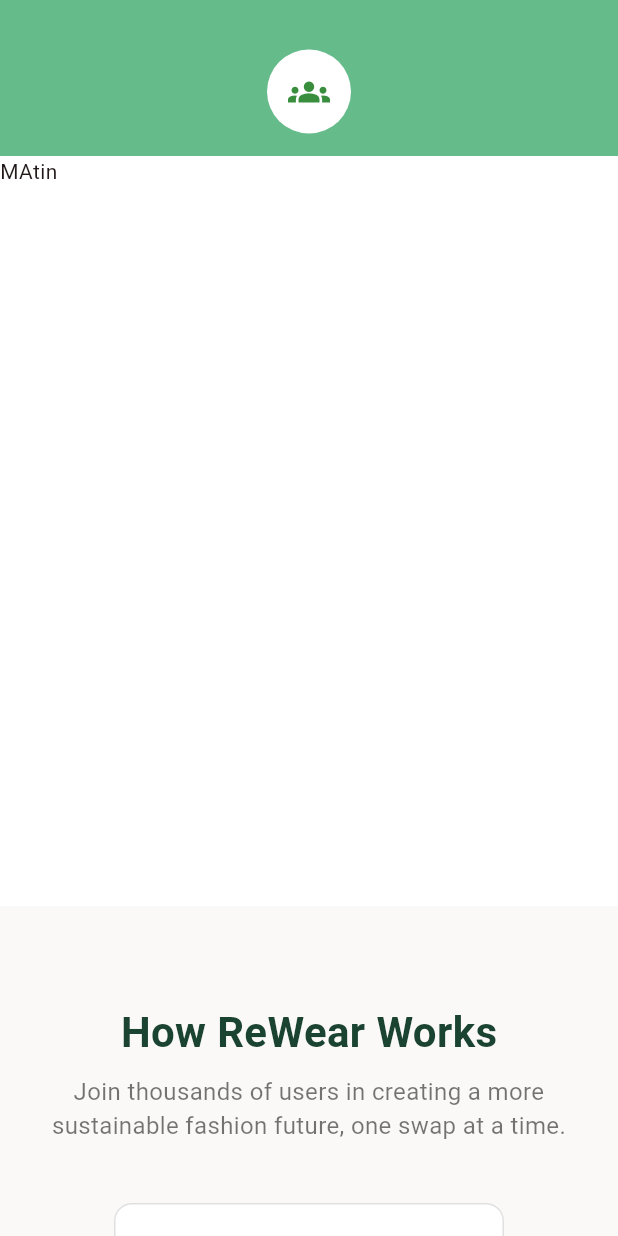
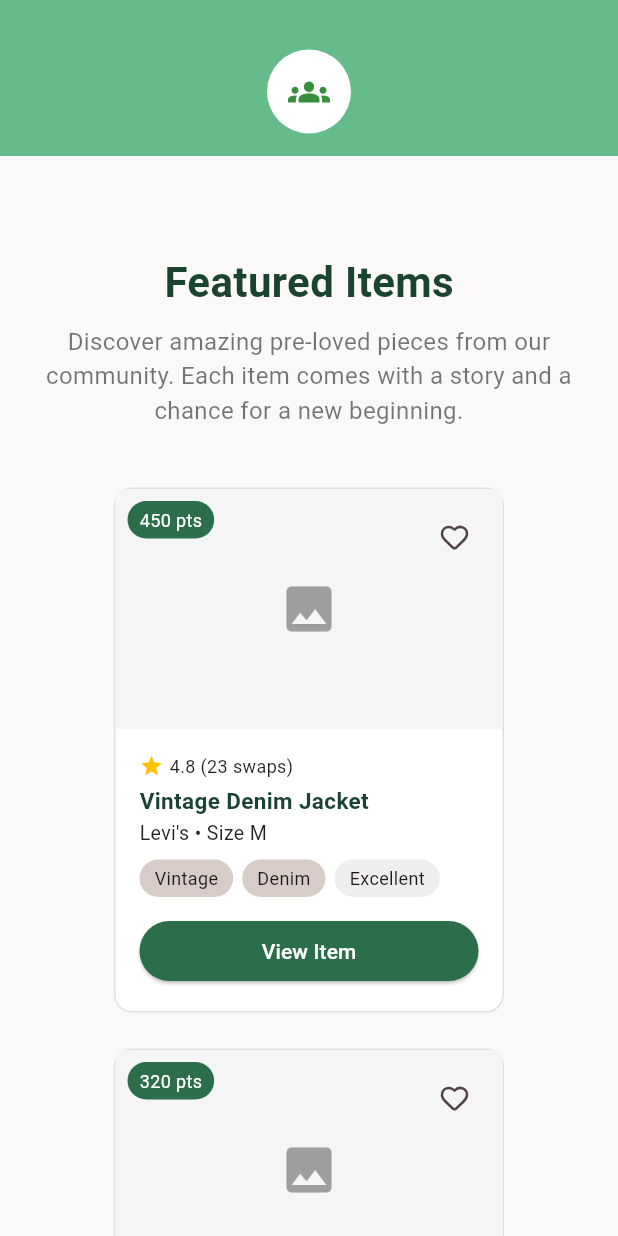
Before and after one commit to matinshaikh31/hackthon, a Flutter app: the screen it shows after launch, scrolled down 576 dp, on a phone screen of 412 x 824 dp. Run offline on Flutter 3.47's test engine with Material 3 defaults, Android fonts, the phone set to English and light mode, and no system bars; our stand-ins replace cloud_firestore, file_picker, firebase_auth, firebase_core, firebase_storage, flutter_image_compress and 3 more; accounts and stored records are empty.

Commit message:
home page done

```diff
--- /dev/null
+++ b/frontend/clothing/lib/views/home/data/dummyProduct.dart
@@ -0,0 +1,44 @@
+import 'package:clothing/models/productModel.dart';
+
+final dummyProducts = [
+  ProductModel(
+    productId: '1',
+    ownerId: 'user1',
+    title: 'Vintage Denim Jacket',
+    description: 'Levi\'s • Size M',
+    imageUrl: '', // leave empty for now
+    category: 'Vintage',
+    tags: ['Vintage', 'Denim', 'Excellent'],
+    price: 450,
+  ),
+  ProductModel(
+    productId: '2',
+    ownerId: 'user2',
+    title: 'Floral Summer Dress',
+    description: 'Zara • Size S',
+    imageUrl: '',
+    category: 'Summer',
+    tags: ['Summer', 'Floral', 'Like New'],
+    price: 320,
+  ),
+  ProductModel(
+    productId: '3',
+    ownerId: 'user3',
+    title: 'Wool Blend Coat',
+    description: 'H&M • Size L',
+    imageUrl: '',
+    category: 'Winter',
+    tags: ['Winter', 'Wool', 'Good'],
+    price: 280,
+  ),
+  ProductModel(
+    productId: '4',
+    ownerId: 'user4',
+    title: 'Silk Blouse',
+    description: 'Uniqlo • Size M',
+    imageUrl: '',
+    category: 'Silk',
+    tags: ['Silk', 'Business', 'Excellent'],
+    price: 380,
+  ),
+];
--- a/frontend/clothing/lib/views/home/homepage.dart
+++ b/frontend/clothing/lib/views/home/homepage.dart
@@ -1,6 +1,8 @@
+import 'package:clothing/views/home/data/dummyProduct.dart';
 import 'package:clothing/views/home/widget/footer.dart';
 import 'package:clothing/views/home/widget/how_it_work_section.dart';
 import 'package:clothing/views/home/widget/impact_section.dart';
+import 'package:clothing/views/home/widget/product_section.dart';
 import 'package:flutter/material.dart';
 
 class HomePage extends StatelessWidget {
@@ -105,17 +107,7 @@ class HomePage extends StatelessWidget {
                   ),
                 ),
               ),
-              Row(
-                children: [
-                  Expanded(
-                    child: Container(
-                      color: Colors.white,
-                      height: 500,
-                      child: Text("MAtin"),
-                    ),
-                  ),
-                ],
-              ),
+              FeaturedItemsSection(products: dummyProducts),
 
               HowReWearWorksSection(),
               const ImpactSection(),
--- /dev/null
+++ b/frontend/clothing/lib/views/home/widget/product_section.dart
@@ -0,0 +1,189 @@
+import 'package:clothing/models/productModel.dart';
+import 'package:flutter/material.dart';
+import 'package:lucide_icons_flutter/lucide_icons.dart';
+
+class FeaturedItemsSection extends StatelessWidget {
+  final List<ProductModel> products;
+
+  const FeaturedItemsSection({super.key, required this.products});
+
+  @override
+  Widget build(BuildContext context) {
+    return Row(
+      children: [
+        Expanded(
+          child: Container(
+            color: const Color(0xFFFAF9F7),
+            padding: const EdgeInsets.symmetric(vertical: 64, horizontal: 24),
+            child: Column(
+              children: [
+                const Text(
+                  'Featured Items',
+                  style: TextStyle(
+                    fontSize: 28,
+                    fontWeight: FontWeight.w700,
+                    color: Color(0xFF1B4332),
+                  ),
+                ),
+                const SizedBox(height: 8),
+                const Text(
+                  'Discover amazing pre-loved pieces from our community. Each item comes with a story and a chance for a new beginning.',
+                  textAlign: TextAlign.center,
+                  style: TextStyle(fontSize: 16, color: Colors.black54),
+                ),
+                const SizedBox(height: 40),
+                Wrap(
+                  spacing: 24,
+                  runSpacing: 24,
+                  alignment: WrapAlignment.center,
+                  children:
+                      products.map((product) => _ProductCard(product)).toList(),
+                ),
+                const SizedBox(height: 40),
+                OutlinedButton(
+                  onPressed: () {},
+                  child: const Padding(
+                    padding: EdgeInsets.symmetric(horizontal: 20, vertical: 12),
+                    child: Text('Browse All Items'),
+                  ),
+                ),
+              ],
+            ),
+          ),
+        ),
+      ],
+    );
+  }
+}
+
+class _ProductCard extends StatelessWidget {
+  final ProductModel product;
+
+  const _ProductCard(this.product);
+
+  @override
+  Widget build(BuildContext context) {
+    return Container(
+      width: 260,
+      decoration: BoxDecoration(
+        border: Border.all(color: Colors.grey.shade300),
+        borderRadius: BorderRadius.circular(12),
+        color: Colors.white,
+      ),
+      child: Column(
+        children: [
+          Stack(
+            children: [
+              Container(
+                height: 160,
+                width: double.infinity,
+                color: Colors.grey.shade100,
+                child: const Icon(Icons.image, size: 40, color: Colors.grey),
+              ),
+              Positioned(
+                top: 8,
+                left: 8,
+                child: Container(
+                  padding: const EdgeInsets.symmetric(
+                    horizontal: 8,
+                    vertical: 4,
+                  ),
+                  decoration: BoxDecoration(
+                    color: const Color(0xFF2C6E49),
+                    borderRadius: BorderRadius.circular(24),
+                  ),
+                  child: Text(
+                    '${product.price} pts',
+                    style: const TextStyle(color: Colors.white, fontSize: 12),
+                  ),
+                ),
+              ),
+              Positioned(
+                top: 8,
+                right: 8,
+                child: IconButton(
+                  icon: const Icon(LucideIcons.heart, size: 20),
+                  onPressed: () {},
+                ),
+              ),
+            ],
+          ),
+          Padding(
+            padding: const EdgeInsets.all(16),
+            child: Column(
+              crossAxisAlignment: CrossAxisAlignment.start,
+              children: [
+                Row(
+                  children: const [
+                    Icon(Icons.star, size: 16, color: Colors.amber),
+                    SizedBox(width: 4),
+                    Text(
+                      '4.8 (23 swaps)',
+                      style: TextStyle(fontSize: 12, color: Colors.black87),
+                    ),
+                  ],
+                ),
+                const SizedBox(height: 4),
+                Text(
+                  product.title,
+                  style: const TextStyle(
+                    fontSize: 15,
+                    fontWeight: FontWeight.w600,
+                    color: Color(0xFF1B4332),
+                  ),
+                ),
+                const SizedBox(height: 2),
+                Text(
+                  product.description,
+                  style: const TextStyle(fontSize: 13, color: Colors.black87),
+                ),
+                const SizedBox(height: 8),
+                Wrap(
+                  spacing: 6,
+                  runSpacing: 6,
+                  children:
+                      product.tags.map((tag) {
+                        final bg =
+                            tag == "Excellent" ||
+                                    tag == "Like New" ||
+                                    tag == "Good"
+                                ? Colors.grey.shade200
+                                : Colors.brown.shade100;
+                        return Container(
+                          padding: const EdgeInsets.symmetric(
+                            horizontal: 10,
+                            vertical: 4,
+                          ),
+                          decoration: BoxDecoration(
+                            color: bg,
+                            borderRadius: BorderRadius.circular(24),
+                          ),
+                          child: Text(
+                            tag,
+                            style: const TextStyle(fontSize: 12),
+                          ),
+                        );
+                      }).toList(),
+                ),
+                const SizedBox(height: 12),
+                SizedBox(
+                  width: double.infinity,
+                  child: ElevatedButton(
+                    onPressed: () {},
+                    style: ElevatedButton.styleFrom(
+                      backgroundColor: const Color(0xFF2C6E49),
+                    ),
+                    child: const Text(
+                      'View Item',
+                      style: TextStyle(color: Colors.white),
+                    ),
+                  ),
+                ),
+              ],
+            ),
+          ),
+        ],
+      ),
+    );
+  }
+}
```
